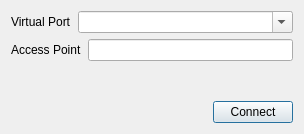
The window that maindialog.ui (pavelrangelov/ComToWiFi) describes before a commit, drawn with Qt 5.
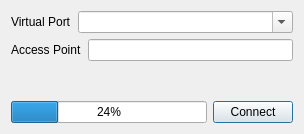
The same window after the commit.

Commit message: Fix connect and add connect progress bar

Patch:
```diff
--- a/maindialog.ui
+++ b/maindialog.ui
@@ -62,17 +62,11 @@
    <item>
     <layout class="QHBoxLayout" name="horizontalLayout">
      <item>
-      <spacer name="horizontalSpacer">
-       <property name="orientation">
-        <enum>Qt::Orientation::Horizontal</enum>
+      <widget class="QProgressBar" name="progressBar">
+       <property name="value">
+        <number>24</number>
        </property>
-       <property name="sizeHint" stdset="0">
-        <size>
-         <width>40</width>
-         <height>20</height>
-        </size>
-       </property>
-      </spacer>
+      </widget>
      </item>
      <item>
       <widget class="QPushButton" name="btnConnect">
```
The commit also changes 5 other files.
